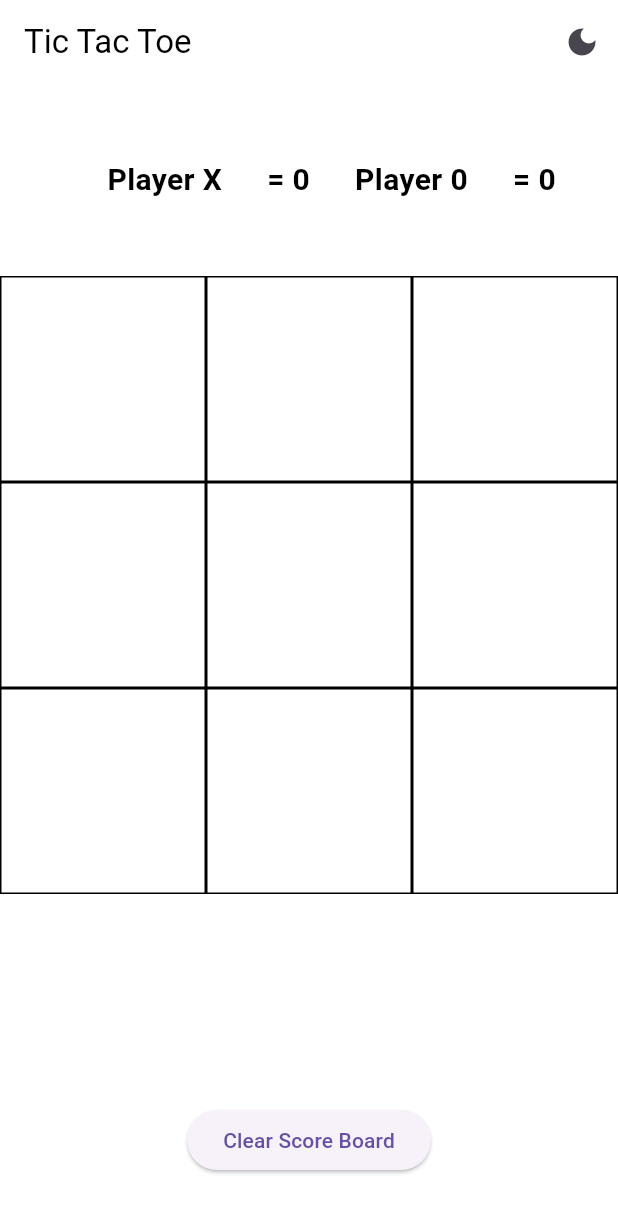
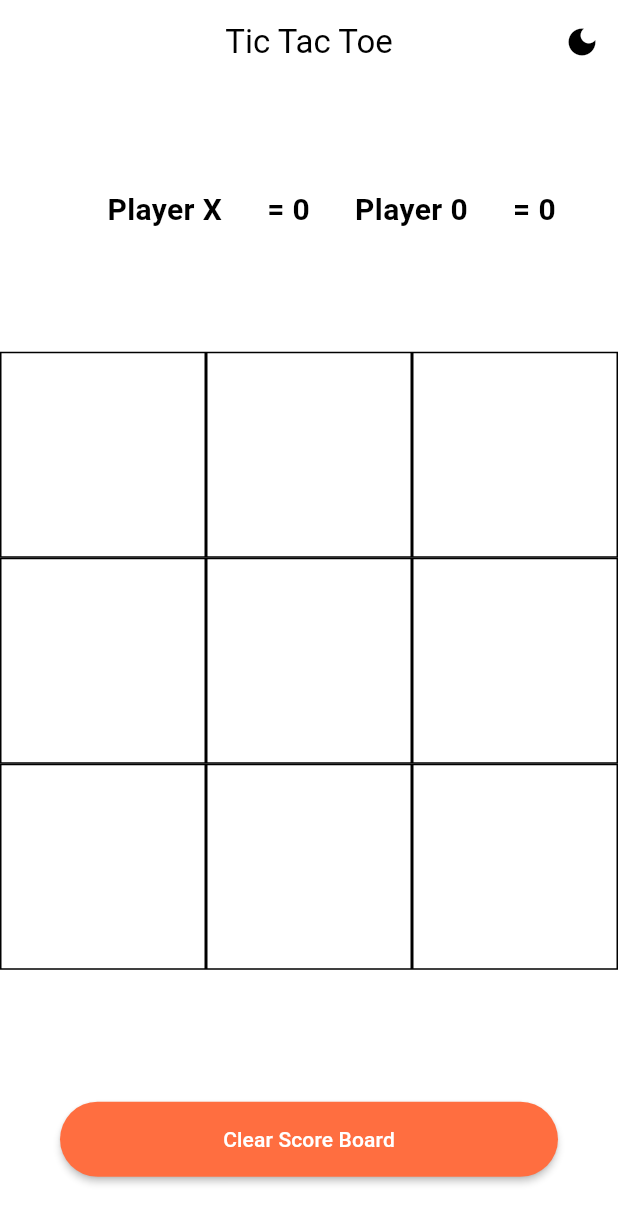
Before and after one commit to Zikrulloh0405/tic_tac_toe, a Flutter app: the screen it shows after launch, on a phone screen of 412 x 824 dp. Shown: the top 1224 px of the screen. Run offline on Flutter 3.47's test engine with Material 3 defaults, Android fonts, the phone set to English and light mode, and no system bars; our stand-ins replace shared_preferences.

Commit message:
resum commit

```diff
--- a/lib/main.dart
+++ b/lib/main.dart
@@ -82,6 +82,7 @@ class _HomePageState extends State<HomePage> with WidgetsBindingObserver {
   Widget build(BuildContext context) {
     return Scaffold(
       appBar: AppBar(
+        centerTitle: true,
         backgroundColor: isDarkMode ? Colors.black38 : Colors.white,
         title: Text(
           'Tic Tac Toe',
@@ -89,7 +90,10 @@ class _HomePageState extends State<HomePage> with WidgetsBindingObserver {
         ),
         actions: [
           IconButton(
-            icon: Icon(isDarkMode ? Icons.light_mode : Icons.dark_mode),
+            icon: Icon(
+              isDarkMode ? Icons.light_mode : Icons.dark_mode,
+              color: isDarkMode ? Colors.white : Colors.black,
+            ),
             onPressed: () {
               setState(() {
                 isDarkMode = !isDarkMode;
@@ -101,9 +105,9 @@ class _HomePageState extends State<HomePage> with WidgetsBindingObserver {
       ),
       backgroundColor: isDarkMode ? Colors.black38 : Colors.white,
       body: Column(
+        mainAxisAlignment: MainAxisAlignment.center,
         children: [
-          Expanded(
-            child: Row(
+          Row(
             mainAxisAlignment: MainAxisAlignment.center,
             children: [
               Padding(
@@ -145,9 +149,11 @@ class _HomePageState extends State<HomePage> with WidgetsBindingObserver {
               ),
             ],
           ),
+          const SizedBox(
+            height: 50,
           ),
-          Expanded(
-            flex: 4,
+          SizedBox(
+            height: 500,
             child: GridView.builder(
                 itemCount: 9,
                 gridDelegate: const SliverGridDelegateWithFixedCrossAxisCount(
@@ -174,15 +180,19 @@ class _HomePageState extends State<HomePage> with WidgetsBindingObserver {
                   );
                 }),
           ),
-          Expanded(
-            child: Row(
-              mainAxisAlignment: MainAxisAlignment.center,
-              children: [
-                ElevatedButton(
+          Padding(
+            padding: const EdgeInsets.symmetric(horizontal: 40),
+            child: MaterialButton(
+              shape: RoundedRectangleBorder(
+                  borderRadius: BorderRadius.circular(40)),
+              minWidth: double.infinity,
+              height: 50,
+              color: Colors.deepOrangeAccent,
               onPressed: _clearScoreBoard,
-                  child: const Text("Clear Score Board"),
-                )
-              ],
+              child: const Text(
+                "Clear Score Board",
+                style: TextStyle(color: Colors.white),
+              ),
             ),
           ),
         ],
@@ -201,10 +211,10 @@ class _HomePageState extends State<HomePage> with WidgetsBindingObserver {
   void _tapped(int index) {
     setState(() {
       if (oTurn && displayElement[index] == '') {
-        displayElement[index] = 'O';
+        displayElement[index] = 'X';
         filledBoxes++;
       } else if (!oTurn && displayElement[index] == '') {
-        displayElement[index] = 'X';
+        displayElement[index] = 'O';
         filledBoxes++;
       }
       oTurn = !oTurn;
@@ -273,6 +283,7 @@ class _HomePageState extends State<HomePage> with WidgetsBindingObserver {
             actions: [
               OutlinedButton(
                   onPressed: () {
+                    _clearScoreBoard();
                     Navigator.of(context).pop();
                   },
                   child: const Text('Play Again'))
@@ -302,7 +313,8 @@ class _HomePageState extends State<HomePage> with WidgetsBindingObserver {
             actions: [
               OutlinedButton(
                   onPressed: () {
-                    Navigator.of(context).pop();
+                    _clearScoreBoard();
+                    Navigator.pop(context);
                   },
                   child: const Text('Play Again'))
             ],
```
Also changed, not shown: lib/ai_player.dart (+23 -19 lines). Lines whose indentation alone changed are shown as unchanged.
